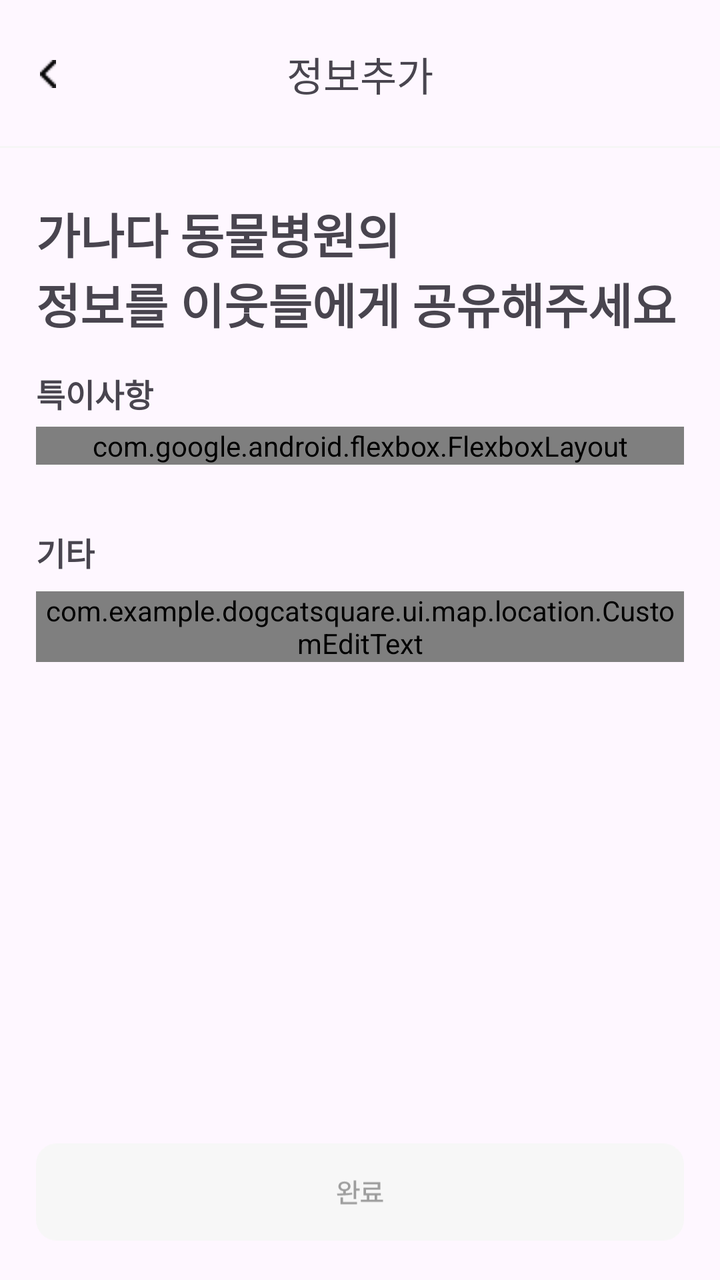
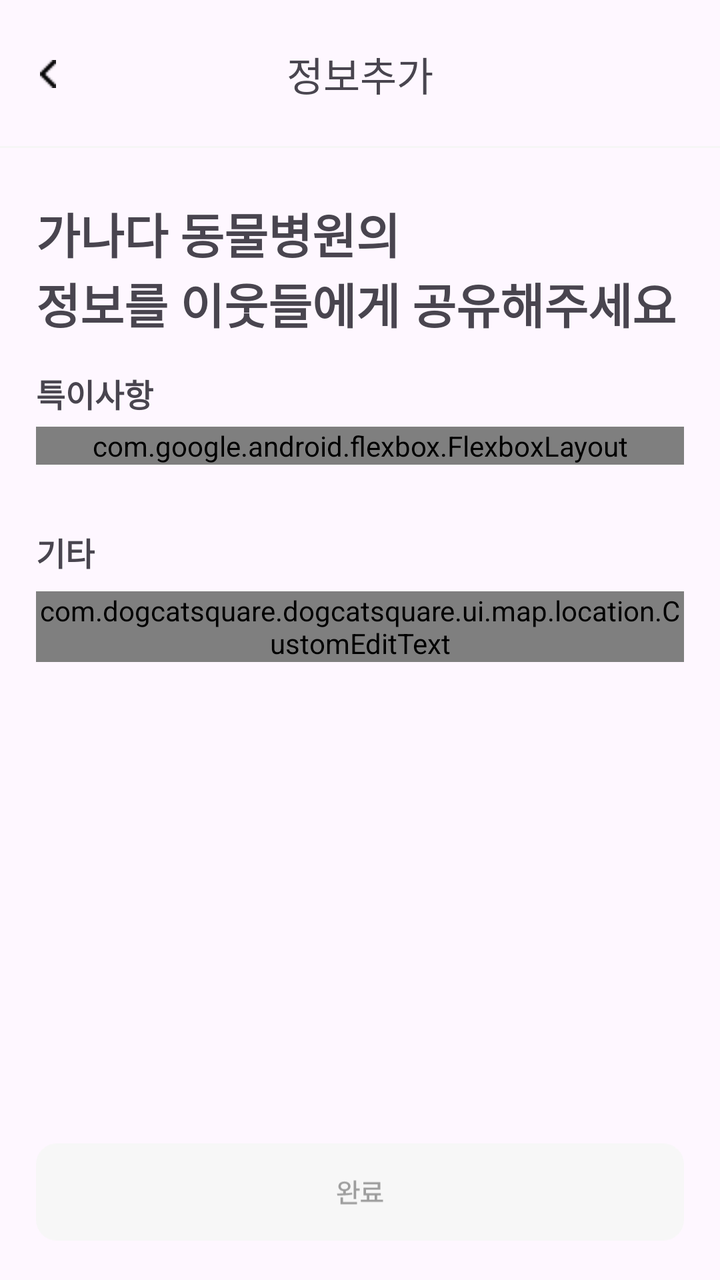

The first picture is an Android layout as it rendered before a commit; the second is the same layout after the commit. The layout source and the unified diff follow.
<!-- AndroidManifest.xml: application theme Theme.DogCatSquare -->
<!-- res/layout/fragment_map_add_keyword.xml -->
<?xml version="1.0" encoding="utf-8"?>
<androidx.constraintlayout.widget.ConstraintLayout xmlns:android="http://schemas.android.com/apk/res/android"
    xmlns:app="http://schemas.android.com/apk/res-auto"
    xmlns:tools="http://schemas.android.com/tools"
    android:layout_width="match_parent"
    android:layout_height="match_parent"
    tools:context=".ui.map.location.MapAddKeywordFragment" >

    <androidx.constraintlayout.widget.Guideline
        android:id="@+id/guideline_end"
        android:layout_width="wrap_content"
        android:layout_height="wrap_content"
        android:background="@color/white"
        android:orientation="vertical"
        app:layout_constraintGuide_percent="0.95" />

    <View
        android:id="@+id/imageView8"
        android:layout_width="match_parent"
        android:layout_height="1dp"
        android:layout_marginTop="12dp"
        android:background="@color/gray1"
        app:layout_constraintEnd_toEndOf="parent"
        app:layout_constraintStart_toStartOf="parent"
        app:layout_constraintTop_toBottomOf="@+id/backButton" />

    <TextView
        android:id="@+id/textView4"
        android:layout_width="wrap_content"
        android:layout_height="wrap_content"
        android:fontFamily="@font/pretendard_bold"
        android:text="정보추가"
        android:textSize="20dp"
        app:layout_constraintBottom_toBottomOf="@+id/backButton"
        app:layout_constraintEnd_toEndOf="parent"
        app:layout_constraintStart_toStartOf="parent"
        app:layout_constraintTop_toTopOf="@+id/backButton" />

    <ImageView
        android:id="@+id/backButton"
        android:layout_width="48dp"
        android:layout_height="48dp"
        android:layout_marginStart="0dp"
        android:layout_marginTop="13dp"
        android:src="@drawable/ic_back_button"
        app:layout_constraintStart_toStartOf="parent"
        app:layout_constraintTop_toTopOf="parent" 
        android:scaleType="centerInside" />

    <androidx.constraintlayout.widget.Guideline
        android:id="@+id/guideline_start"
        android:layout_width="wrap_content"
        android:layout_height="wrap_content"
        android:background="@color/white"
        android:orientation="vertical"
        app:layout_constraintGuide_percent="0.05" />

    <TextView
        android:id="@+id/placeName"
        android:layout_width="wrap_content"
        android:layout_height="wrap_content"
        android:layout_marginTop="25dp"
        android:text="가나다 동물병원의"
        android:textSize="24dp"
        android:textStyle="bold"
        app:layout_constraintStart_toStartOf="@+id/guideline_start"
        app:layout_constraintTop_toBottomOf="@+id/imageView8" />

    <TextView
        android:id="@+id/textView29"
        android:layout_width="wrap_content"
        android:layout_height="wrap_content"
        android:text="정보를 이웃들에게 공유해주세요"
        android:textSize="24dp"
        android:textStyle="bold"
        app:layout_constraintStart_toStartOf="@+id/guideline_start"
        app:layout_constraintTop_toBottomOf="@+id/placeName" />

    <TextView
        android:id="@+id/textView30"
        android:layout_width="wrap_content"
        android:layout_height="wrap_content"
        android:layout_marginTop="16dp"
        android:text="특이사항"
        app:layout_constraintStart_toStartOf="@+id/guideline_start"
        app:layout_constraintTop_toBottomOf="@+id/textView29"
        android:textStyle="bold"
        android:textSize="16dp"/>

    <com.google.android.flexbox.FlexboxLayout
        android:id="@+id/flexboxLayout"
        android:layout_width="0dp"
        android:layout_height="wrap_content"
        android:layout_marginTop="5dp"
        app:flexWrap="wrap"
        app:alignItems="flex_start"
        app:flexDirection="row"
        app:justifyContent="flex_start"
        app:layout_constraintEnd_toStartOf="@+id/guideline_end"
        app:layout_constraintStart_toStartOf="@+id/guideline_start"
        app:layout_constraintTop_toBottomOf="@+id/textView30">

        <androidx.cardview.widget.CardView
            android:id="@+id/addChar"
            android:layout_width="wrap_content"
            android:layout_height="35dp"
            android:backgroundTint="@color/gray1"
            app:cardCornerRadius="6dp"
            app:cardElevation="0dp">

            <TextView
                android:id="@+id/addCharText"
                android:layout_width="wrap_content"
                android:layout_height="wrap_content"
                android:layout_marginStart="14dp"
                android:layout_marginTop="8dp"
                android:layout_marginEnd="14dp"
                android:layout_marginBottom="8dp"
                android:text="직접작성"
                android:textColor="#9E9E9E"
                android:textSize="14dp" />

        </androidx.cardview.widget.CardView>

    </com.google.android.flexbox.FlexboxLayout>

    <TextView
        android:id="@+id/textView31"
        android:layout_width="wrap_content"
        android:layout_height="wrap_content"
        android:layout_marginTop="32dp"
        android:text="기타"
        android:textSize="16dp"
        android:textStyle="bold"
        app:layout_constraintStart_toStartOf="@+id/guideline_start"
        app:layout_constraintTop_toBottomOf="@+id/flexboxLayout" />

    <com.example.dogcatsquare.ui.map.location.CustomEditText
        android:id="@+id/etKeyword"
        android:layout_width="0dp"
        android:layout_height="wrap_content"
        android:layout_marginTop="8dp"
        app:editTextHeight="100dp"
        app:hint="기타 특이사항을 입력해주세요"
        app:hintColor="#9E9E9E"
        app:layout_constraintEnd_toStartOf="@+id/guideline_end"
        app:layout_constraintStart_toStartOf="@+id/guideline_start"
        app:layout_constraintTop_toBottomOf="@+id/textView31"
        app:maxLength="30"
        app:textSize="14dp" />

    <ImageView
        android:id="@+id/doneButton"
        android:layout_width="0dp"
        android:layout_height="wrap_content"
        android:layout_marginBottom="16dp"
        android:src="@drawable/bt_deactivated_complete"
        app:layout_constraintBottom_toBottomOf="parent"
        app:layout_constraintEnd_toStartOf="@+id/guideline_end"
        app:layout_constraintStart_toStartOf="@+id/guideline_start" />

</androidx.constraintlayout.widget.ConstraintLayout>
<!-- resources referenced by this layout -->
<resources>
  <color name="gray1">#F6F6F6</color>
  <color name="white">#FFFFFFFF</color>
  <!-- drawable bt_deactivated_complete (drawable) -->
  <vector xmlns:android="http://schemas.android.com/apk/res/android"
      android:width="374dp"
      android:height="56dp"
      android:viewportWidth="374"
      android:viewportHeight="56">
    <path
        android:pathData="M12,0L362,0A12,12 0,0 1,374 12L374,44A12,12 0,0 1,362 56L12,56A12,12 0,0 1,0 44L0,12A12,12 0,0 1,12 0z"
        android:fillColor="#F7F7F7"/>
    <path
        android:pathData="M178.02,21.95C180.06,21.95 181.5,23.08 181.52,24.75C181.5,26.17 180.42,27.22 178.8,27.47V28.7C180.04,28.64 181.28,28.53 182.44,28.36L182.55,29.45C179.61,29.98 176.31,30.03 173.91,30.03L173.75,28.83C174.8,28.84 176.02,28.83 177.31,28.78V27.48C175.64,27.25 174.52,26.2 174.53,24.75C174.52,23.08 175.97,21.95 178.02,21.95ZM178.02,23.09C176.78,23.09 175.91,23.73 175.92,24.75C175.91,25.73 176.78,26.39 178.02,26.39C179.27,26.39 180.11,25.73 180.11,24.75C180.11,23.73 179.27,23.09 178.02,23.09ZM184.78,21.34V25.97H186.78V27.22H184.78V32.05H183.3V21.34H184.78ZM185.28,33.81V35.03H175.74V31.11H177.22V33.81H185.28ZM200.25,32.41V33.66H187.44V32.41H190.94V29.94H189V25.48H197.22V23.53H188.97V22.31H198.69V26.69H190.47V28.72H199.01V29.94H196.89V32.41H200.25ZM192.37,32.41H195.44V29.94H192.37V32.41Z"
        android:fillColor="#9E9E9E"/>
  </vector>
  <!-- drawable ic_back_button: png bitmap (drawable, 167 bytes) -->
  <style name="Theme.DogCatSquare" parent="Base.Theme.DogCatSquare" />
  <style name="Base.Theme.DogCatSquare" parent="Theme.Material3.DayNight.NoActionBar">
          
          
          <item name="android:windowLightStatusBar">true</item>
          <item name="android:statusBarColor">@color/white</item>
          <item name="popupMenuStyle">@style/CustomPopupStyle</item>
          <item name="android:popupMenuStyle">@style/CustomPopupStyle</item>
          <item name="popupTheme">@style/CustomPopupTheme</item>
          <item name="android:popupTheme">@style/CustomPopupTheme</item>
      </style>
  <style name="CustomPopupStyle" parent="Widget.AppCompat.PopupMenu">
          <item name="android:popupBackground">@drawable/popup_white_bg</item>
      </style>
  <style name="CustomPopupTheme" parent="ThemeOverlay.Material3.Light">
          <item name="colorSurface">@color/white</item>
          <item name="colorSurfaceContainer">@color/white</item>
          <item name="colorSurfaceContainerHigh">@color/white</item>
      </style>
  <!-- drawable popup_white_bg (drawable) -->
  <?xml version="1.0" encoding="utf-8"?>
  <shape xmlns:android="http://schemas.android.com/apk/res/android">
      <solid android:color="#FFFFFF" />
      <corners android:radius="16dp" />
  </shape>
</resources>

<!-- the commit's change to res/layout/fragment_map_add_keyword.xml (unified diff, before → after) -->
@@ -135,7 +135,7 @@
         app:layout_constraintStart_toStartOf="@+id/guideline_start"
         app:layout_constraintTop_toBottomOf="@+id/flexboxLayout" />
 
-    <com.example.dogcatsquare.ui.map.location.CustomEditText
+    <com.dogcatsquare.dogcatsquare.ui.map.location.CustomEditText
         android:id="@+id/etKeyword"
         android:layout_width="0dp"
         android:layout_height="wrap_content"
